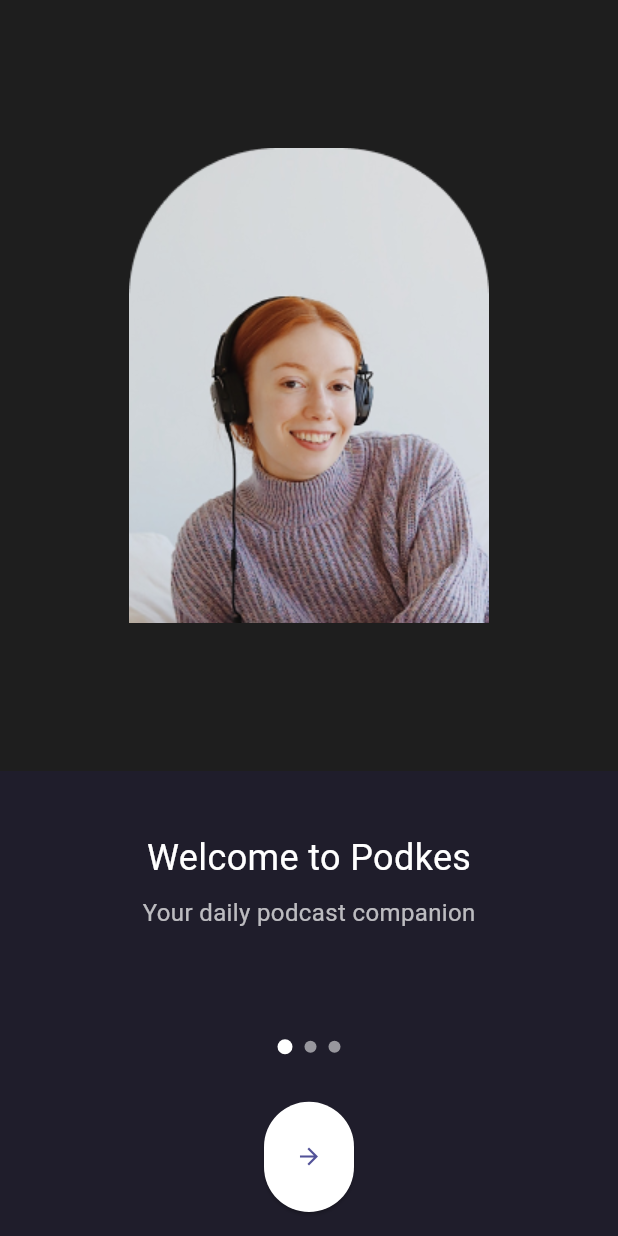
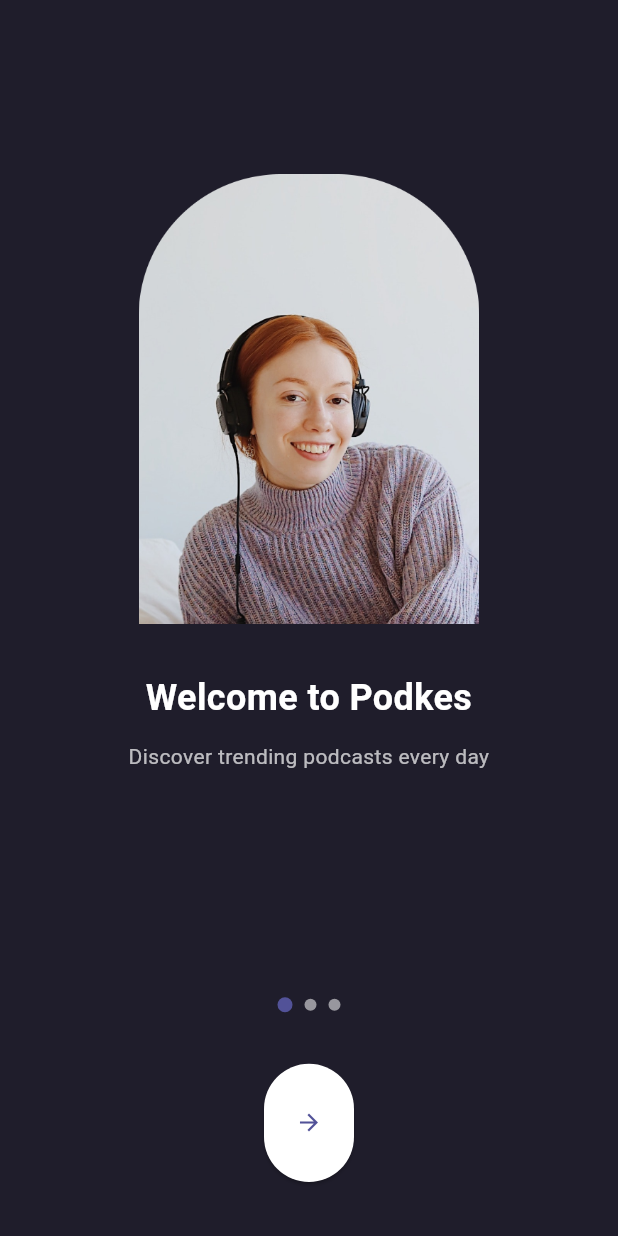
Before and after one commit to Atkn0/case_study_flutter, a Flutter app: the screen it shows after launch, on a phone screen of 412 x 824 dp. Run offline on Flutter 3.47's test engine with Material 3 defaults, Android fonts, the phone set to English and light mode, and no system bars; drawn by our look-alikes of dots_indicator; our stand-ins replace just_audio.

Commit message:
some fixes

```diff
--- a/lib/src/viewmodels/home_viewmodel.dart
+++ b/lib/src/viewmodels/home_viewmodel.dart
@@ -14,56 +14,56 @@ class HomeViewModel extends ChangeNotifier {
       id: '1',
       title: 'Mindset Matters',
       author: 'John Doe',
-      coverImageUrl: 'assets/images/podcast_image.png',
+      coverImageUrl: 'assets/images/podcast_1.png',
       category: 'Life',
     ),
     Podcast(
       id: '2',
       title: 'Tech Trends 2024',
       author: 'Jane Smith',
-      coverImageUrl: 'assets/images/podcast_image_2.png',
+      coverImageUrl: 'assets/images/podcast_2.png',
       category: 'Tech',
     ),
     Podcast(
       id: '3',
       title: 'Laugh Factory',
       author: 'Comedian X',
-      coverImageUrl: 'assets/images/podcast_image_3.png',
+      coverImageUrl: 'assets/images/podcast_3.png',
       category: 'Comedy',
     ),
     Podcast(
       id: '4',
       title: 'Life Hacks',
       author: 'LifeGuru',
-      coverImageUrl: 'assets/images/podcast_image_4.png',
+      coverImageUrl: 'assets/images/podcast_4.png',
       category: 'Life',
     ),
     Podcast(
       id: '5',
       title: 'Tech Talks',
       author: 'InnovatorX',
-      coverImageUrl: 'assets/images/podcast_image.png',
+      coverImageUrl: 'assets/images/podcast_1.png',
       category: 'Tech',
     ),
     Podcast(
       id: '6',
       title: 'Comedy Hour',
       author: 'FunnyGuy',
-      coverImageUrl: 'assets/images/podcast_image.png',
+      coverImageUrl: 'assets/images/podcast_2.png',
       category: 'Comedy',
     ),
     Podcast(
       id: '7',
       title: 'Mindful Living',
       author: 'ZenMaster',
-      coverImageUrl: 'assets/images/podcast_image.png',
+      coverImageUrl: 'assets/images/podcast_3.png',
       category: 'Life',
     ),
     Podcast(
       id: '8',
       title: 'CodeCast',
       author: 'DevTalks',
-      coverImageUrl: 'assets/images/podcast_image.png',
+      coverImageUrl: 'assets/images/podcast_4.png',
       category: 'Tech',
     ),
   ];
--- a/lib/src/widgets/onboarding_screen_widget.dart
+++ b/lib/src/widgets/onboarding_screen_widget.dart
@@ -5,6 +5,24 @@ import '../viewmodels/onboarding_viewmodel.dart';
 import 'home_screen_widget.dart';
 
 class OnboardingScreenWidget extends StatelessWidget {
+  final List<Map<String, String>> onboardingData = [
+    {
+      'image': 'assets/images/first.png',
+      'title': 'Welcome to Podkes',
+      'subtitle': 'Discover trending podcasts every day',
+    },
+    {
+      'image': 'assets/images/first.png',
+      'title': 'Curated Categories',
+      'subtitle': 'Life, Tech, Comedy and much more',
+    },
+    {
+      'image': 'assets/images/first.png',
+      'title': 'Easy Playback',
+      'subtitle': 'Stream or download your favorite episodes',
+    },
+  ];
+
   @override
   Widget build(BuildContext context) {
     final onboardingVM = Provider.of<OnboardingViewModel>(context);
@@ -13,65 +31,56 @@ class OnboardingScreenWidget extends StatelessWidget {
       body: Column(
         children: [
           Expanded(
-            flex: 7,
-            child: PageView(
+            flex: 8,
+            child: PageView.builder(
               controller: onboardingVM.pageController,
               onPageChanged: onboardingVM.onPageChanged,
+              itemCount: onboardingData.length,
+              itemBuilder: (context, index) {
+                final data = onboardingData[index];
+                return Padding(
+                  padding: const EdgeInsets.symmetric(horizontal: 24),
+                  child: Column(
+                    mainAxisAlignment: MainAxisAlignment.center,
                     children: [
-                Container(
-                  color: Color(0xFF1E1E1E),
-                  child: Center(
-                    child: Image.asset(
-                      'assets/images/onboarding_image.png',
+                      Image.asset(
+                        data['image']!,
                         fit: BoxFit.contain,
+                        height: 300,
                       ),
+                      const SizedBox(height: 32),
+                      Text(
+                        data['title']!,
+                        style: const TextStyle(
+                          color: Colors.white,
+                          fontSize: 24,
+                          fontWeight: FontWeight.bold,
                         ),
+                        textAlign: TextAlign.center,
                       ),
-                Container(
-                  color: Color(0xFF1E1E1E),
-                  child: Center(
-                    child: Image.asset(
-                      'assets/images/onboarding_image.png',
-                      fit: BoxFit.contain,
+                      const SizedBox(height: 12),
+                      Text(
+                        data['subtitle']!,
+                        style: const TextStyle(
+                          color: Colors.white70,
+                          fontSize: 14,
+                          height: 1.4,
                         ),
-                  ),
-                ),
-                Container(
-                  color: Color(0xFF1E1E1E),
-                  child: Center(
-                    child: Image.asset(
-                      'assets/images/onboarding_image.png',
-                      fit: BoxFit.contain,
-                    ),
-                  ),
+                        textAlign: TextAlign.center,
                       ),
                     ],
                   ),
-          ),
-          Expanded(
-            flex: 2,
-            child: Column(
-              mainAxisAlignment: MainAxisAlignment.center,
-              children: [
-                Text(
-                  'Welcome to Podkes',
-                  style: TextStyle(color: Colors.white, fontSize: 24),
-                ),
-                SizedBox(height: 8),
-                Text(
-                  'Your daily podcast companion',
-                  style: TextStyle(color: Colors.white70, fontSize: 16),
-                ),
-              ],
+                );
+              },
             ),
           ),
           Expanded(
             flex: 1,
             child: DotsIndicator(
-              dotsCount: onboardingVM.totalPages,
+              dotsCount: onboardingData.length,
               position: onboardingVM.currentIndex.toDouble(),
               decorator: DotsDecorator(
-                activeColor: Colors.white,
+                activeColor: Color(0xFF525298),
                 color: Colors.white54,
                 size: Size(8.0, 8.0),
                 activeSize: Size(10.0, 10.0),
@@ -82,10 +91,10 @@ class OnboardingScreenWidget extends StatelessWidget {
           Expanded(
             flex: 1,
             child: Padding(
-              padding: EdgeInsets.symmetric(horizontal: 32),
+              padding: const EdgeInsets.symmetric(horizontal: 32),
               child: ElevatedButton(
                 onPressed: () {
-                  if (onboardingVM.currentIndex < onboardingVM.totalPages - 1) {
+                  if (onboardingVM.currentIndex < onboardingData.length - 1) {
                     onboardingVM.nextPage();
                   } else {
                     onboardingVM.onDone();
@@ -100,17 +109,19 @@ class OnboardingScreenWidget extends StatelessWidget {
                 style: ElevatedButton.styleFrom(
                   backgroundColor: Colors.white,
                   shape: RoundedRectangleBorder(
-                    borderRadius: BorderRadius.circular(40),
+                    borderRadius: BorderRadius.circular(50),
                   ),
-                  padding: EdgeInsets.all(12),
-                  minimumSize: Size(60, 60),
+                  padding: const EdgeInsets.all(12),
+                  minimumSize: const Size(60, 60),
                 ),
-                child: Icon(Icons.arrow_forward, color: Color(0xFF525298)),
+                child: const Icon(
+                  Icons.arrow_forward,
+                  color: Color(0xFF525298),
                 ),
               ),
             ),
-
-          SizedBox(height: 16),
+          ),
+          const SizedBox(height: 36),
         ],
       ),
     );
```
Also changed, not shown: lib/src/widgets/home_screen_widget.dart (+36 -28 lines), lib/src/widgets/search_and_filters.dart (+7 -36 lines), assets/images/first.png (added), assets/images/onboard_1.png (added), assets/images/podcast_1.png (added), assets/images/podcast_2.png (added), assets/images/podcast_3.png (added), assets/images/podcast_4.png (added), assets/images/podcast_high_.jpg (added), assets/images/podcast_image.png (deleted), assets/images/podcast_image_2.png (deleted), assets/images/podcast_image_3.png (deleted), assets/images/podcast_image_4.png (deleted). Lines whose indentation alone changed are shown as unchanged.
